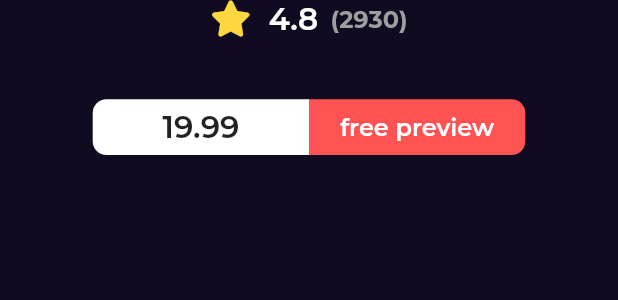
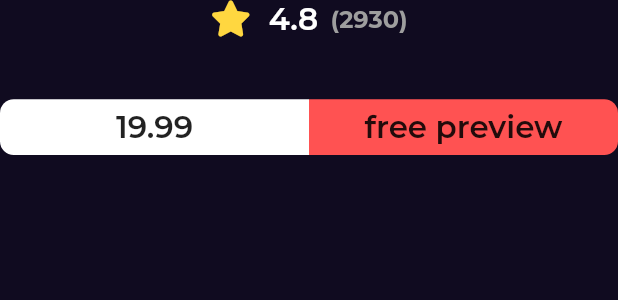
Before and after one commit to MostafaMahmoudAli/Bookly_App, a Flutter app: the RowBookDetailsView widget shown alone on an empty page, opened directly, on a phone screen of 412 x 824 dp. Shown: the top 300 px of the screen. Run offline on Flutter 3.47's test engine with Material 2 defaults, Android fonts, the phone set to English and light mode, and no system bars; our stand-ins replace flutter_screenutil, font_awesome_flutter, go_router, google_fonts.

```diff
--- /dev/null
+++ b/lib/core/utils/componants.dart
@@ -0,0 +1,35 @@
+import 'package:flutter/material.dart';
+import 'package:google_fonts/google_fonts.dart';
+
+class CustomActionButton extends StatelessWidget {
+    const CustomActionButton({Key? key, required this.text, required this.borderRadius, required this.textColor, required this.backGroundColor, required this.onTap,}) : super(key: key);
+   final String text;
+   final BorderRadius borderRadius;
+   final Color textColor;
+   final Color backGroundColor;
+   final GestureTapCallback onTap;
+  @override
+  Widget build(BuildContext context) {
+    return GestureDetector(
+      onTap:onTap,
+      child: Container(
+        width:MediaQuery.of(context).size.width*0.35,
+        height:MediaQuery.of(context).size.height*0.045,
+        decoration:BoxDecoration(
+          borderRadius:borderRadius,
+          color:backGroundColor,
+        ),
+        child:Center(
+          child: Text(
+            text,
+            style:GoogleFonts.montserrat(
+              textStyle:Theme.of(context).textTheme.titleLarge!.copyWith(color:textColor,
+
+              ),
+            ),
+          ),
+        ),
+      ),
+    );
+  }
+}
--- a/lib/features/layout/presentation/views/book_details_view.dart
+++ b/lib/features/layout/presentation/views/book_details_view.dart
@@ -19,7 +19,7 @@ class BookDetailsView extends StatelessWidget {
                   horizontal:MediaQuery.of(context).size.width*0.16,
                 vertical:MediaQuery.of(context).size.height*0.015,
               ),
-              child: CustomListViewItem(),
+              child: const CustomListViewItem(),
             ),
             const ColumnBookDetailsView(),
           ],
--- a/lib/features/layout/presentation/views/widgets/row_book_details_view.dart
+++ b/lib/features/layout/presentation/views/widgets/row_book_details_view.dart
@@ -2,6 +2,8 @@ import 'package:flutter/material.dart';
 import 'package:flutter_screenutil/flutter_screenutil.dart';
 import 'package:font_awesome_flutter/font_awesome_flutter.dart';
 import 'package:google_fonts/google_fonts.dart';
+
+import '../../../../../core/utils/componants.dart';
 
 class RowBookDetailsView extends StatelessWidget {
   const RowBookDetailsView({Key? key}) : super(key: key);
@@ -45,42 +47,28 @@ class RowBookDetailsView extends StatelessWidget {
         Row(
           mainAxisAlignment:MainAxisAlignment.center,
           children: [
-            Container(
-              width:MediaQuery.of(context).size.width*0.35,
-              height:MediaQuery.of(context).size.height*0.045,
-              decoration:BoxDecoration(
+            Expanded(
+              child: CustomActionButton(
+                text: "19.99",
                 borderRadius:BorderRadius.only(
-                  topLeft:Radius.circular(8.r),
-                  bottomLeft:Radius.circular(8.r),
-                ),
-                color:Colors.white,
-              ),
-              child:Center(
-                child: Text(
-                  "19.99",
-                  style:GoogleFonts.montserrat(
-                    textStyle:Theme.of(context).textTheme.titleLarge!.copyWith(color:Colors.black87),
-                  ),
-                ),
+    topLeft:Radius.circular(8.r),
+    bottomLeft:Radius.circular(8.r),
+    ) ,
+                backGroundColor:Colors.white,
+                textColor:Colors.black87,
+                onTap:(){},
               ),
             ),
-            Container(
-              width:MediaQuery.of(context).size.width*0.35,
-              height:MediaQuery.of(context).size.height*0.045,
-              decoration:BoxDecoration(
+            Expanded(
+              child: CustomActionButton(
+                text: "free preview",
                 borderRadius:BorderRadius.only(
                   topRight:Radius.circular(8.r),
                   bottomRight:Radius.circular(8.r),
-                ),
-                color:Colors.redAccent,
-              ),
-              child: Center(
-                child: Text(
-                  "free preview",
-                  style:GoogleFonts.montserrat(
-                    textStyle:Theme.of(context).textTheme.titleLarge!.copyWith(fontSize:14.0.sp),
-                  ),
-                ),
+                ) ,
+                backGroundColor:Colors.redAccent,
+                textColor:Colors.black87,
+                onTap:(){},
               ),
             ),
           ],
```
